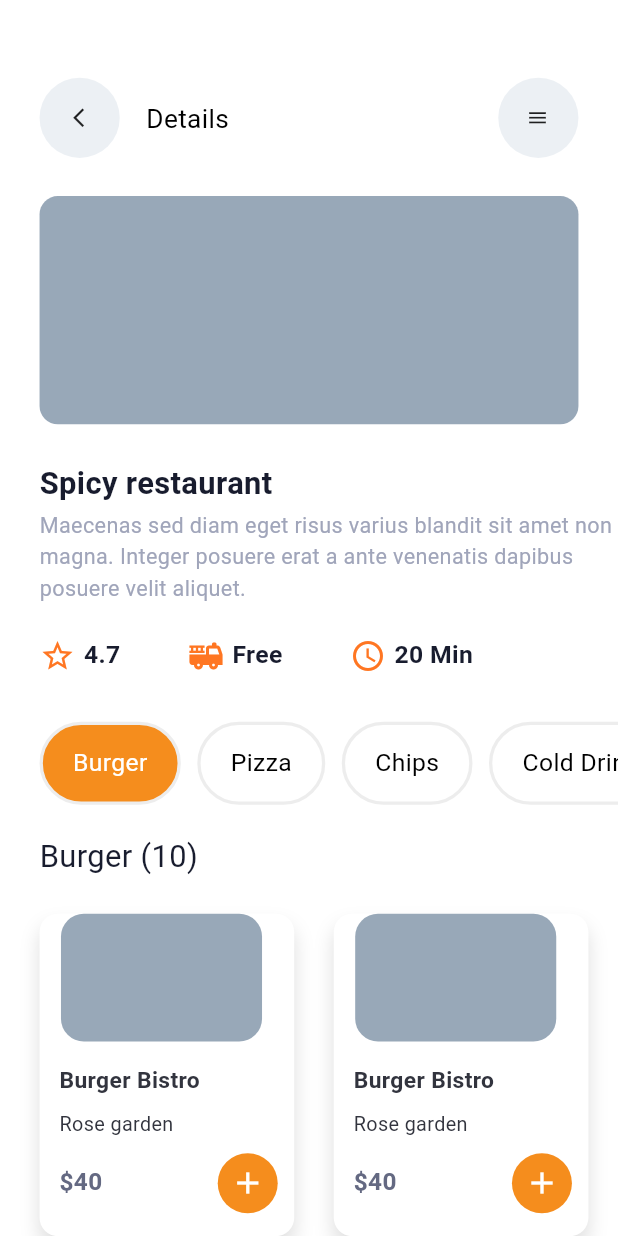
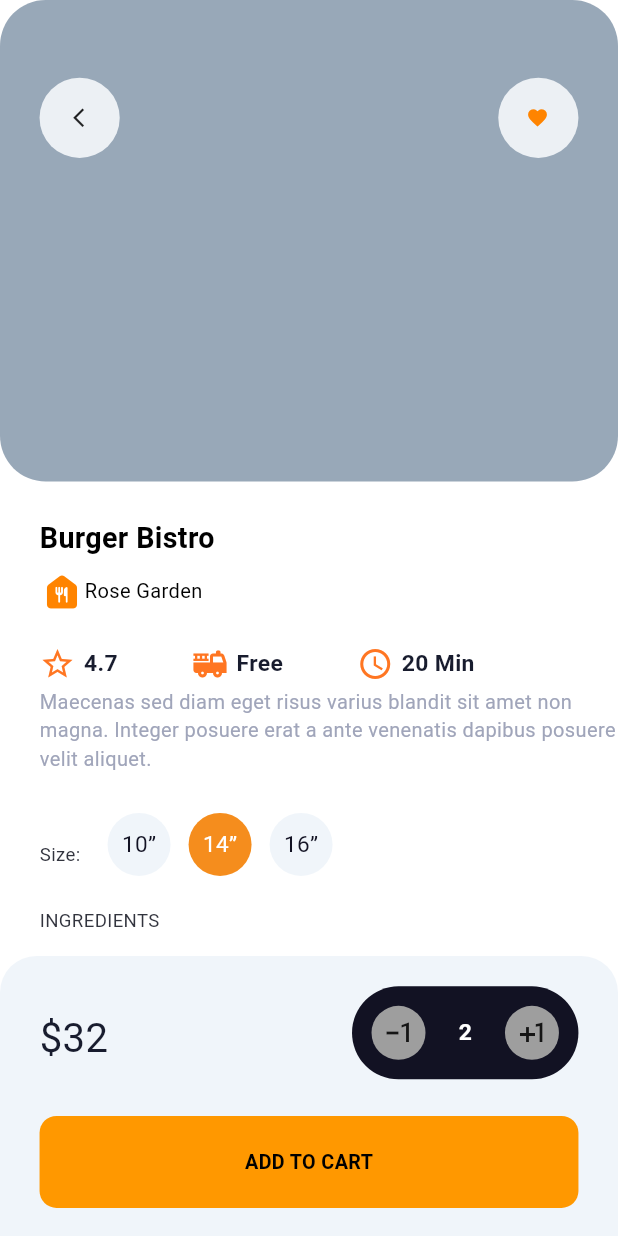
Before and after one commit to afaqahmad922/food_delievery_app, a Flutter app: the screen it shows after launch, on a phone screen of 412 x 824 dp. Run offline on Flutter 3.47's test engine with Material 3 defaults, Android fonts, the phone set to English and light mode, and no system bars; our stand-ins replace flutter_screenutil, google_fonts, smooth_page_indicator; Roboto replaces fonts that are missing (Sen).

Commit message:
Completed Food Details_02 screen UI

```diff
--- /dev/null
+++ b/lib/App_Pages/Food Details_02.dart
@@ -0,0 +1,236 @@
+import 'package:figma_to_flutter_2/logins/Widgets/Widgets.dart';
+import 'package:flutter/material.dart';
+import 'package:flutter_screenutil/flutter_screenutil.dart';
+import 'package:google_fonts/google_fonts.dart';
+
+class food_Details_02 extends StatefulWidget {
+  const food_Details_02({super.key});
+
+  @override
+  State<food_Details_02> createState() => _food_Details_02State();
+}
+
+class _food_Details_02State extends State<food_Details_02> {
+  @override
+  Widget build(BuildContext context) {
+    return ScreenUtilInit(
+      designSize: const Size(375, 876),
+      minTextAdapt: true,
+      child: Scaffold(
+        backgroundColor: Color(0xffFFFFFF),
+        body: SingleChildScrollView(
+          padding: EdgeInsets.only(bottom: 24.h),
+          child: Column(
+            crossAxisAlignment: CrossAxisAlignment.start,
+            mainAxisAlignment: MainAxisAlignment.start,
+            children: [
+              Container(
+                height: 321,
+                width: double.infinity,
+                decoration: BoxDecoration(
+                  borderRadius: BorderRadius.circular(30.r),
+                  color: Color(0xff98A8B8),
+                ),
+                child: Padding(
+                  padding: EdgeInsets.only(left: 24.w, right: 24.w, top: 50.h),
+                  child: Row(
+                    crossAxisAlignment: CrossAxisAlignment.start,
+                    children: [
+                      Container(
+                        decoration: BoxDecoration(
+                          shape: BoxShape.circle,
+                          color: Color(0xffECF0F4),
+                        ),
+                        child: Padding(
+                          padding: EdgeInsets.only(top: 20.h, left: 17.w, right: 18.w, bottom: 20.h),
+                          child: Icon(Icons.arrow_back_ios_new_outlined, size: 15),
+                        ),
+                      ),
+                      Spacer(),
+                      Container(
+                        decoration: BoxDecoration(
+                          shape: BoxShape.circle,
+                          color: Color(0xffECF0F4),
+                        ),
+                        child: Padding(
+                          padding: EdgeInsets.only(top: 20.h, left: 17.w, right: 18.w, bottom: 20.h),
+                          child: Icon(Icons.favorite, size: 15, color: Color(0xffFF8400)),
+                        ),
+                      ),
+                    ],
+                  ),
+                ),
+              ),
+
+              Padding(
+                padding: EdgeInsets.only(left: 24.w, top: 24.h),
+                child: AppText(text: 'Burger Bistro', font: GoogleFonts.sen, fontWeight: FontWeight.w700, fontSize: 20.sp, color: Colors.black),
+              ),
+
+              Padding(
+                padding: EdgeInsets.only(left: 24.w, top: 7.h),
+                child: Row(
+                  children: [
+                    Icon(Icons.food_bank_rounded, size: 30, color: Color(0xffFF8400)),
+                    AppText(text: 'Rose Garden', font: GoogleFonts.sen, fontWeight: FontWeight.w400, fontSize: 14.sp, color: Colors.black),
+                  ],
+                ),
+              ),
+
+              Padding(
+                padding: EdgeInsets.only(left: 24.w, top: 20.75.h, right: 87.w),
+                child: Row(
+                  children: [
+                    Icon(Icons.star_border_purple500_outlined, color: Color(0xffFF7622)),
+                    SizedBox(width: 5.w),
+                    AppText(text: '4.7', font: GoogleFonts.sen, fontWeight: FontWeight.w700, fontSize: 16.sp, color: Color(0xff181C2E)),
+                    Spacer(),
+                    Icon(Icons.fire_truck, color: Color(0xffFF7622)),
+                    SizedBox(width: 5.w),
+                    AppText(text: 'Free', font: GoogleFonts.sen, fontWeight: FontWeight.w700, fontSize: 16.sp, color: Color(0xff181C2E)),
+                    Spacer(),
+                    Icon(Icons.access_time, color: Color(0xffFF7622)),
+                    SizedBox(width: 5.w),
+                    AppText(text: '20 Min', font: GoogleFonts.sen, fontWeight: FontWeight.w700, fontSize: 16.sp, color: Color(0xff181C2E)),
+                  ],
+                ),
+              ),
+
+              Padding(
+                padding: EdgeInsets.only(top: 4.h, left: 24.w),
+                child: AppText(
+                  text: 'Maecenas sed diam eget risus varius blandit sit amet non magna. Integer posuere erat a ante venenatis dapibus posuere velit aliquet.',
+                  font: GoogleFonts.sen,
+                  fontWeight: FontWeight.w400,
+                  fontSize: 14.sp,
+                  color: Color(0xffA0A5BA),
+                ),
+              ),
+
+              Row(
+                children: [
+                  Padding(
+                    padding: EdgeInsets.only(left: 24.w, top: 40.h),
+                    child: AppText(text: 'Size:', font: GoogleFonts.sen, fontWeight: FontWeight.w400, fontSize: 13.sp, color: Color(0xff32343E)),
+                  ),
+                  Padding(
+                    padding: EdgeInsets.only(left: 16.w, top: 26.h),
+                    child: CircleLabel(text: '10”', backgroundColor: Color(0xffF0F5FA), textColor: Color(0xff121223)),
+                  ),
+                  Padding(
+                    padding: EdgeInsets.only(left: 10.w, top: 26.h),
+                    child: CircleLabel(text: '14”', backgroundColor: Color(0xffF58D1D), textColor: Colors.white),
+                  ),
+                  Padding(
+                    padding: EdgeInsets.only(left: 10.w, top: 26.h),
+                    child: CircleLabel(text: '16”', backgroundColor: Color(0xffF0F5FA), textColor: Color(0xff121223)),
+                  ),
+                ],
+              ),
+
+              Padding(
+                padding: EdgeInsets.only(top: 20.69.h, left: 24.w),
+                child: AppText(text: 'INGREDIENTS', font: GoogleFonts.sen, fontWeight: FontWeight.w400, fontSize: 13.sp, color: Color(0xff32343E)),
+              ),
+
+              Row(
+                children: [
+                  Padding(
+                      padding: EdgeInsets.only(top: 19.29.h, left: 24.w),
+                      child: CircleIconImage(imagePath: 'assets/salt.png')),
+                  Spacer(),
+                  Padding(
+                      padding: EdgeInsets.only(top: 19.29.h, left: 19.w),
+                      child: CircleIconImage(imagePath: 'assets/pepper.png')),
+                  Spacer(),
+                  Padding(
+                      padding: EdgeInsets.only(top: 19.29.h, left: 19.w),
+                      child: CircleIconImage(imagePath: 'assets/onion.png')),
+                  Spacer(),
+                  Padding(
+                      padding: EdgeInsets.only(top: 19.29.h, left: 19.w),
+                      child: CircleIconImage(imagePath: 'assets/garlic.png')),
+                  Spacer(),
+                  Padding(
+                      padding: EdgeInsets.only(top: 19.29.h, left: 19.w, right: 24.w),
+                      child: CircleIconImage(imagePath: 'assets/chilli.png')),
+                ],
+              ),
+            ],
+          ),
+        ),
+
+        bottomNavigationBar: Padding(
+          padding: EdgeInsets.only(top: 12.h),
+          child: Container(
+            height: 184.h,
+            decoration: BoxDecoration(
+              borderRadius: BorderRadius.only(
+                topLeft: Radius.circular(24.0.r),
+                topRight: Radius.circular(24.0.r),
+              ),
+              color: Color(0xffF0F5FA),
+            ),
+            child: Column(
+              children: [
+                Row(
+                  children: [
+                    Padding(
+                      padding: EdgeInsets.only(top: 27.h, left: 24.w),
+                      child: AppText(text: '\$32', font: GoogleFonts.sen, fontWeight: FontWeight.w400, fontSize: 28.sp, color: Color(0xff181C2E)),
+                    ),
+                    Spacer(),
+                    Padding(
+                      padding: EdgeInsets.only(top: 20.h, right: 24.w),
+                      child: Container(
+                        decoration: BoxDecoration(
+                          borderRadius: BorderRadius.circular(50.r),
+                          color: Color(0xff121223),
+                        ),
+                        child: Padding(
+                          padding: EdgeInsets.all(13.0),
+                          child: Row(
+                            children: [
+                              Container(
+                                decoration: BoxDecoration(
+                                  shape: BoxShape.circle,
+                                  color: Colors.grey,
+                                ),
+                                child: Padding(
+                                  padding: EdgeInsets.all(6.0),
+                                  child: Icon(Icons.exposure_minus_1),
+                                ),
+                              ),
+                              Padding(
+                                padding: EdgeInsets.only(left: 20.w, right: 20.w),
+                                child: AppText(text: '2', font: GoogleFonts.sen, fontWeight: FontWeight.w700, fontSize: 16.sp, color: Colors.white),
+                              ),
+                              Container(
+                                decoration: BoxDecoration(
+                                  shape: BoxShape.circle,
+                                  color: Colors.grey,
+                                ),
+                                child: Padding(
+                                  padding: EdgeInsets.all(6.0),
+                                  child: Icon(Icons.plus_one),
+                                ),
+                              ),
+                            ],
+                          ),
+                        ),
+                      ),
+                    ),
+                  ],
+                ),
+                Padding(
+                  padding: EdgeInsets.only(left: 24.w, right: 24.w, top: 24.h),
+                  child: SignButton(text: 'ADD TO CART'),
+                ),
+              ],
+            ),
+          ),
+        ),
+      ),
+    );
+  }
+}
--- a/lib/main.dart
+++ b/lib/main.dart
@@ -1,3 +1,4 @@
+import 'package:figma_to_flutter_2/App_Pages/Food%20Details_02.dart';
 import 'package:figma_to_flutter_2/App_Pages/Food_Details_01.dart';
 import 'package:figma_to_flutter_2/App_Pages/Restaurant_View_01.dart';
 import 'package:figma_to_flutter_2/App_Pages/Search_Page.dart';
@@ -29,7 +30,7 @@ class MyApp extends StatelessWidget {
         theme: ThemeData(
           colorScheme: ColorScheme.fromSeed(seedColor: Colors.deepPurple),
         ),
-        home: resturant_View_01(),
+        home: food_Details_02(),
       ),
     );
   }
```
